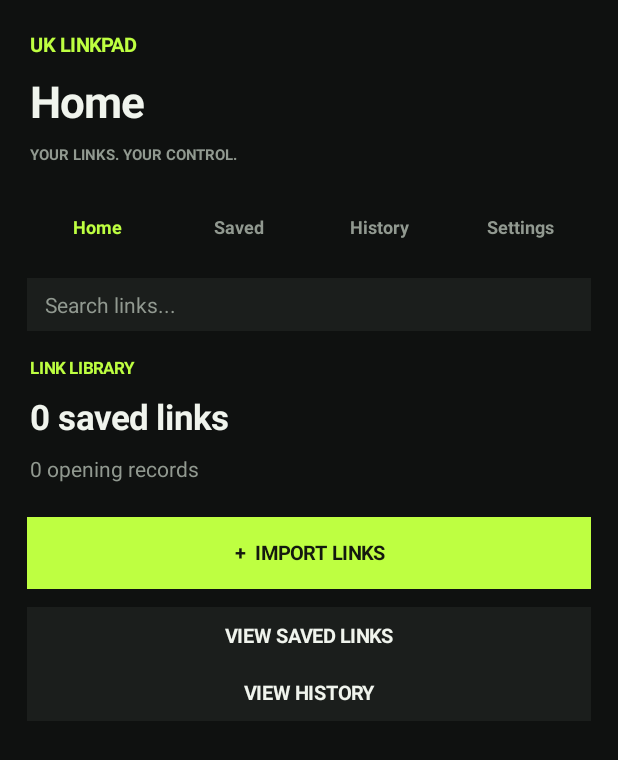
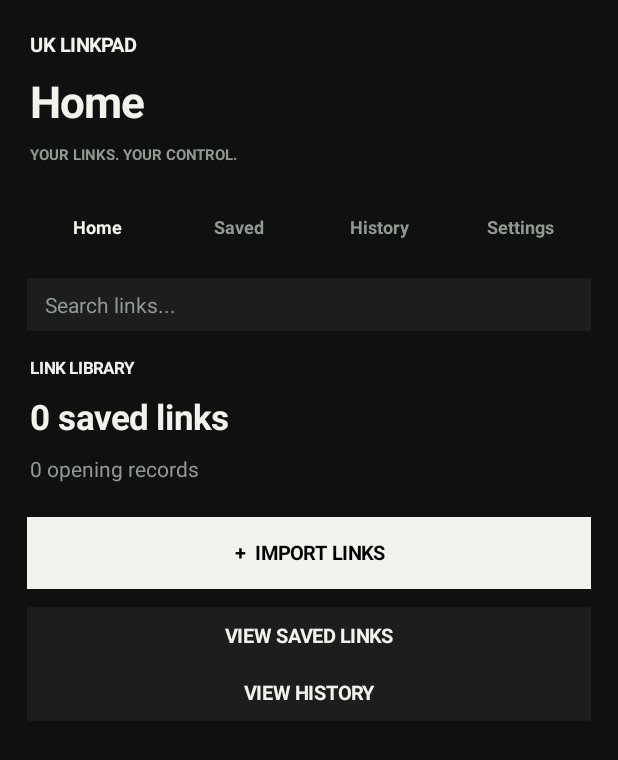
Before and after one commit to Noshi09/uk-linkpad., an Android app: the screen it shows after launch (MainActivity), on a phone screen of 412 x 824 dp. Shown: the top 760 px of the screen. Run offline under Robolectric (Android 15) with nearby library versions, the phone set to English and light mode, and no system bars.

Commit message:
Fix opened status and monochrome theme

```diff
--- a/app/src/main/java/com/uk/linkpad/MainActivity.kt
+++ b/app/src/main/java/com/uk/linkpad/MainActivity.kt
@@ -27,7 +27,7 @@ class MainActivity : Activity() {
     private lateinit var content: LinearLayout
     private lateinit var search: EditText
 
-    private val lime = Color.rgb(190, 255, 65)
+    private val lime get() = fg
     private val bg get() = if (dark) Color.rgb(15, 17, 16) else Color.rgb(245, 247, 242)
     private val panel get() = if (dark) Color.rgb(27, 30, 28) else Color.WHITE
     private val fg get() = if (dark) Color.rgb(240, 244, 237) else Color.rgb(25, 30, 25)
@@ -99,7 +99,7 @@ class MainActivity : Activity() {
             textSize = 13f
             typeface = Typeface.DEFAULT_BOLD
             gravity = Gravity.CENTER
-            setTextColor(if (accent) Color.rgb(20, 25, 15) else fg)
+            setTextColor(if (accent) if (dark) Color.BLACK else Color.WHITE else fg)
             setBackgroundColor(if (accent) lime else panel)
             setPadding(dp(13), dp(10), dp(13), dp(10))
             setOnClickListener { action() }
--- a/app/src/main/res/drawable/ic_linkpad.xml
+++ b/app/src/main/res/drawable/ic_linkpad.xml
@@ -4,5 +4,5 @@
     android:viewportWidth="108"
     android:viewportHeight="108">
     <path android:fillColor="#0F1110" android:pathData="M0,0h108v108h-108z"/>
-    <path android:strokeColor="#BEFF41" android:strokeWidth="8" android:strokeLineCap="round" android:strokeLineJoin="round" android:fillColor="#00000000" android:pathData="M45,36L35,36a17,17 0,0 0,0 34h12M63,72h10a17,17 0,0 0,0 -34h-12M39,54h30"/>
+    <path android:strokeColor="#FFFFFF" android:strokeWidth="8" android:strokeLineCap="round" android:strokeLineJoin="round" android:fillColor="#00000000" android:pathData="M45,36L35,36a17,17 0,0 0,0 34h12M63,72h10a17,17 0,0 0,0 -34h-12M39,54h30"/>
 </vector>
--- a/app/src/main/res/drawable/ic_linkpad_foreground.xml
+++ b/app/src/main/res/drawable/ic_linkpad_foreground.xml
@@ -3,5 +3,5 @@
     android:height="108dp"
     android:viewportWidth="108"
     android:viewportHeight="108">
-    <path android:strokeColor="#BEFF41" android:strokeWidth="8" android:strokeLineCap="round" android:strokeLineJoin="round" android:fillColor="#00000000" android:pathData="M45,36L35,36a17,17 0,0 0,0 34h12M63,72h10a17,17 0,0 0,0 -34h-12M39,54h30"/>
+    <path android:strokeColor="#FFFFFF" android:strokeWidth="8" android:strokeLineCap="round" android:strokeLineJoin="round" android:fillColor="#00000000" android:pathData="M45,36L35,36a17,17 0,0 0,0 34h12M63,72h10a17,17 0,0 0,0 -34h-12M39,54h30"/>
 </vector>
--- a/app/src/main/res/values/styles.xml
+++ b/app/src/main/res/values/styles.xml
@@ -1,7 +1,7 @@
 <resources>
     <style name="AppTheme" parent="@android:style/Theme.Material.Light.NoActionBar">
         <item name="android:fontFamily">sans</item>
-        <item name="android:colorAccent">#BEFF41</item>
+        <item name="android:colorAccent">#FFFFFF</item>
         <item name="android:statusBarColor">#0F1110</item>
         <item name="android:navigationBarColor">#0F1110</item>
         <item name="android:windowLightStatusBar">false</item>
```
